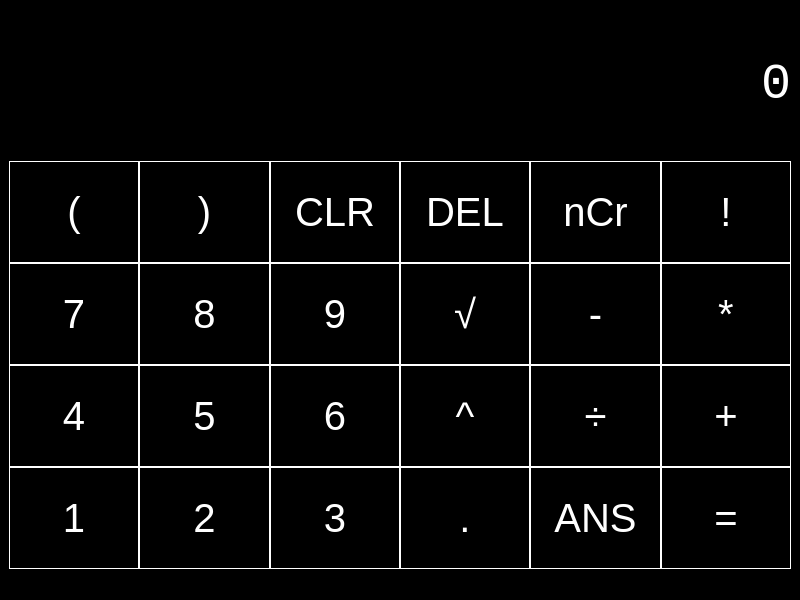
This is src/calc.ui in tobolikd/IVS-project2 as Qt 5 draws it before an edit. The edited form follows.
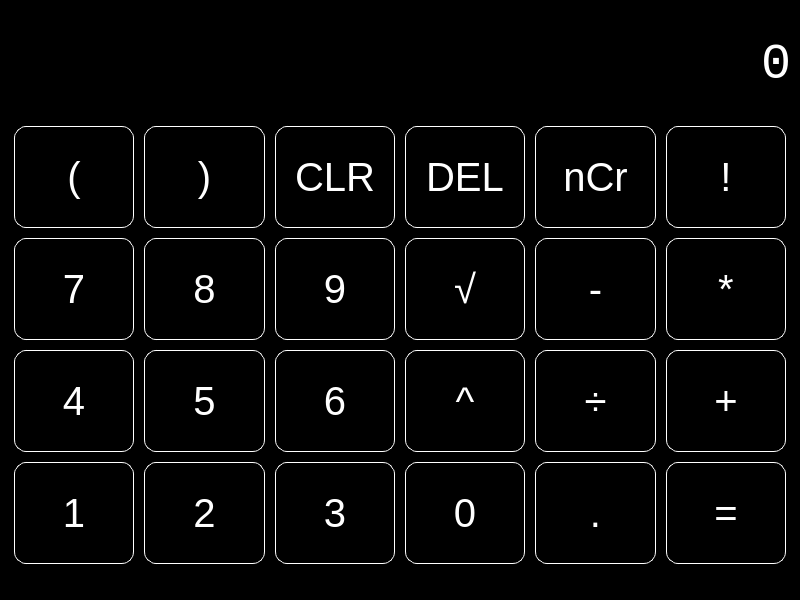
This is the edited form.

Commit message: Basic error catching + zero button

Diff of the .ui file:
```diff
--- a/src/calc.ui
+++ b/src/calc.ui
@@ -31,6 +31,8 @@
 	font-size:40px;
 	background-color:black;
 	border: 1px solid white;
+	border-radius: 12px;
+	margin: 5px;
 	width:100%;
 	height:100%;
 	min-width:10px;
@@ -128,9 +130,9 @@
          </widget>
         </item>
         <item row="4" column="3">
-         <widget class="QPushButton" name="Button_point">
+         <widget class="QPushButton" name="Button_num0">
           <property name="text">
-           <string>.</string>
+           <string>0</string>
           </property>
          </widget>
         </item>
@@ -240,9 +242,9 @@
          </widget>
         </item>
         <item row="4" column="4">
-         <widget class="QPushButton" name="Button_answer">
+         <widget class="QPushButton" name="Button_point">
           <property name="text">
-           <string>ANS</string>
+           <string>.</string>
           </property>
          </widget>
         </item>
```
The commit also changes 3 other files.
